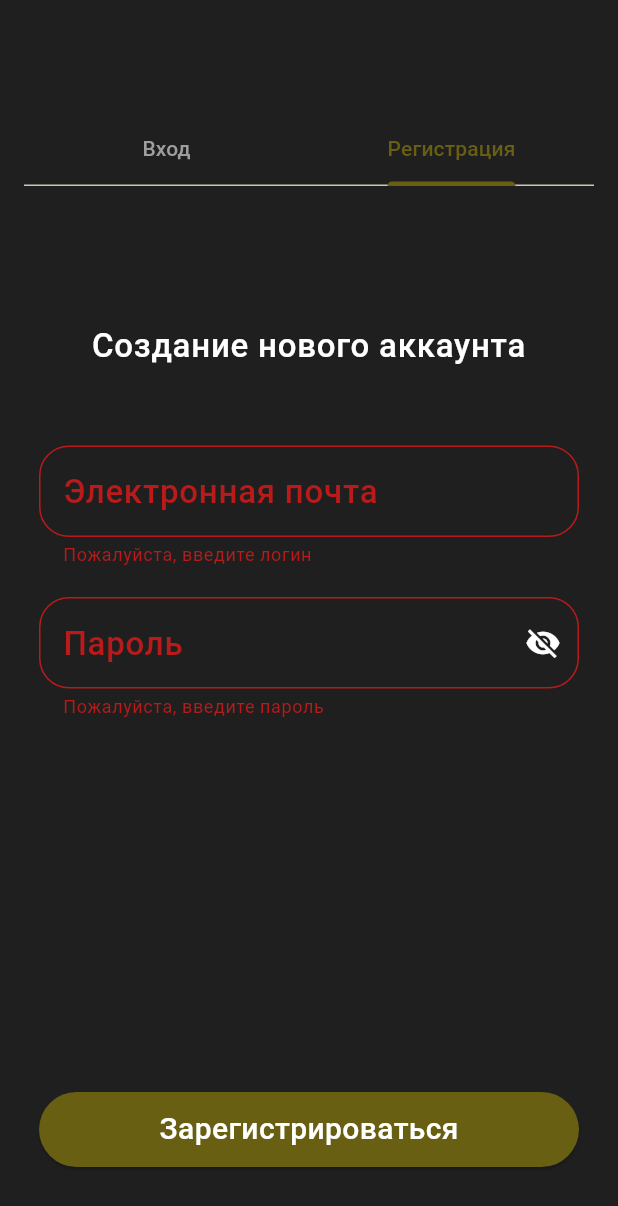
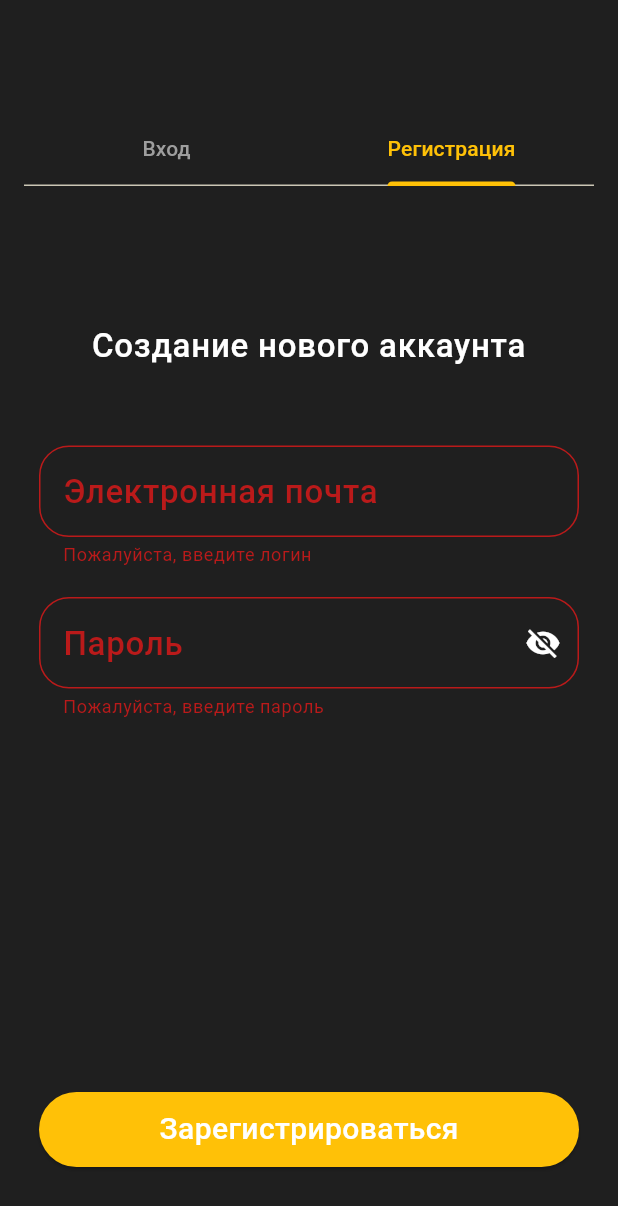
Before and after one commit to donuwave/smart-home-flutter, a Flutter app: the AuthScreen screen opened by its route, tab 2 chosen, after a tap on "Зарегистрироваться", on a phone screen of 412 x 824 dp. Shown: the top 1206 px of the screen. Run offline on Flutter 3.47's test engine with Material 3 defaults, Android fonts, the phone set to English and light mode, and no system bars; our stand-ins replace firebase_core, firebase_messaging, flutter_secure_storage; missing offline and left inert: mjpeg_stream; accounts and stored records are empty; network calls fail.

```diff
--- a/lib/entities/auth/service/auth_service.dart
+++ b/lib/entities/auth/service/auth_service.dart
@@ -28,7 +28,7 @@ class AuthService {
     }
   }
 
-  Future<Map<String, dynamic>> register(String email, String password) async {
+  Future<AuthResponse> register(String email, String password) async {
     final response = await http.post(
       Uri.parse('$baseUrl/register'),
       headers: {'Content-Type': 'application/json'},
--- a/lib/entities/auth/store/token_store.dart
+++ b/lib/entities/auth/store/token_store.dart
@@ -6,17 +6,33 @@ class TokenManager {
   static Future<void> saveTokens(
     String accessToken,
     String refreshToken,
+    int userId,
   ) async {
     await _storage.write(key: 'accessToken', value: accessToken);
     await _storage.write(key: 'refreshToken', value: refreshToken);
+    await _storage.write(key: "user_id", value: userId.toString());
+  }
+
+  static Future<void> saveHomeId(int homeId) async {
+    await _storage.write(key: 'home_id', value: homeId.toString());
+  }
+
+  static Future<String?> getUserId() async {
+    return await _storage.read(key: "user_id");
   }
 
   static Future<String?> getAccessToken() async {
     return await _storage.read(key: 'accessToken');
   }
 
+  static Future<String?> getHomeId() async {
+    return await _storage.read(key: 'home_id');
+  }
+
   static Future<void> clearTokens() async {
     await _storage.delete(key: 'accessToken');
     await _storage.delete(key: 'refreshToken');
+    await _storage.delete(key: 'user_id');
+    await _storage.delete(key: 'home_id');
   }
 }
--- a/lib/entities/auth/widgets/auth_form/auth_form.dart
+++ b/lib/entities/auth/widgets/auth_form/auth_form.dart
@@ -38,8 +38,9 @@ class LoginFormState extends State<LoginForm> {
         await TokenManager.saveTokens(
           response.accessToken,
           response.refreshToken,
+          response.userId,
         );
-        Navigator.pushReplacementNamed(context, '/');
+        Navigator.pushReplacementNamed(context, '/home-list');
         ScaffoldMessenger.of(
           context,
         ).showSnackBar(const SnackBar(content: Text('Успешный вход!')));
@@ -159,7 +160,7 @@ class LoginFormState extends State<LoginForm> {
                   onPressed: () => login(context),
                   style: ButtonStyle(
                     backgroundColor: MaterialStateProperty.all(
-                      theme.colorScheme.primary,
+                      theme.primaryColor,
                     ),
                   ),
                   child: Text(
--- a/lib/entities/auth/widgets/auth_form/auth_response.dart
+++ b/lib/entities/auth/widgets/auth_form/auth_response.dart
@@ -1,17 +1,27 @@
 class AuthResponse {
   final String accessToken;
   final String refreshToken;
+  final int userId;
 
-  AuthResponse({required this.accessToken, required this.refreshToken});
+  AuthResponse({
+    required this.accessToken,
+    required this.refreshToken,
+    required this.userId,
+  });
 
   factory AuthResponse.fromJson(Map<String, dynamic> json) {
     return AuthResponse(
       accessToken: json['access_token'],
       refreshToken: json['refresh_token'],
+      userId: (json['user_id'] as num).toInt(),
     );
   }
 
   Map<String, dynamic> toJson() {
-    return {'access_token': accessToken, 'refresh_token': refreshToken};
+    return {
+      'access_token': accessToken,
+      'refresh_token': refreshToken,
+      'user_id': userId,
+    };
   }
 }
--- a/lib/entities/auth/widgets/auth_tab_bar/auth_tab_bar.dart
+++ b/lib/entities/auth/widgets/auth_tab_bar/auth_tab_bar.dart
@@ -17,9 +17,9 @@ class AuthTabBar extends StatelessWidget {
     return TabBar(
       controller: tabController,
       tabs: const [Tab(text: 'Вход'), Tab(text: 'Регистрация')],
-      labelColor: theme.colorScheme.primary,
+      labelColor: theme.primaryColor,
       unselectedLabelColor: Colors.grey,
-      indicatorColor: theme.colorScheme.primary,
+      indicatorColor: theme.primaryColor,
       physics: const NeverScrollableScrollPhysics(),
       onTap: (index) => pageController.jumpToPage(index),
     );
--- a/lib/entities/auth/widgets/registration_form/registration_form.dart
+++ b/lib/entities/auth/widgets/registration_form/registration_form.dart
@@ -1,5 +1,6 @@
 import 'package:flutter/material.dart';
 import 'package:smart_home/entities/auth/service/auth_service.dart';
+import 'package:smart_home/entities/auth/store/token_store.dart';
 
 class RegistrationForm extends StatefulWidget {
   final bool obscureText;
@@ -34,6 +35,12 @@ class RegistrationFormState extends State<RegistrationForm> {
 
       try {
         final response = await AuthService().register(login, password);
+        await TokenManager.saveTokens(
+          response.accessToken,
+          response.refreshToken,
+          response.userId,
+        );
+        Navigator.pushReplacementNamed(context, '/home-list');
         ScaffoldMessenger.of(
           context,
         ).showSnackBar(const SnackBar(content: Text('Успешный вход!')));
@@ -161,7 +168,7 @@ class RegistrationFormState extends State<RegistrationForm> {
                   onPressed: () => register(context),
                   style: ButtonStyle(
                     backgroundColor: MaterialStateProperty.all(
-                      theme.colorScheme.primary,
+                      theme.primaryColor,
                     ),
                   ),
                   child: Text(
--- a/lib/main.dart
+++ b/lib/main.dart
@@ -27,10 +27,12 @@ class MyApp extends StatelessWidget {
     return MaterialApp(
       title: 'Flutter Demo',
       theme: ThemeData(
+        primaryColor: Colors.amber,
         colorScheme: ColorScheme.fromSeed(seedColor: Colors.yellow),
         scaffoldBackgroundColor: Color.fromARGB(255, 31, 31, 31),
         appBarTheme: AppBarTheme(
           backgroundColor: Color.fromARGB(255, 31, 31, 31),
+          surfaceTintColor: const Color.fromARGB(255, 60, 59, 59),
           iconTheme: IconThemeData(color: Colors.white),
           titleTextStyle: TextStyle(
             color: Colors.white,
--- a/lib/shared/router.dart
+++ b/lib/shared/router.dart
@@ -1,20 +1,77 @@
 import 'package:flutter/material.dart';
 import 'package:smart_home/entities/auth/store/token_store.dart';
 import 'package:smart_home/screens/auth_screen/view/view.dart';
+import 'package:smart_home/screens/deices_screen/view/devices_screen.dart';
+import 'package:smart_home/screens/home_list_screen/home_list_screen.dart';
 import 'package:smart_home/screens/home_screen/view/view.dart';
+import 'package:smart_home/widgets/header/header.dart';
+import 'package:smart_home/widgets/navigation/navigation.dart';
 
 class AppRouter {
   static Route<dynamic> generateRoute(RouteSettings settings) {
     final accessToken = TokenManager.getAccessToken();
+    final homeId = TokenManager.getHomeId();
+
+    Widget wrapWithHeader(Widget page, String title) {
+      return Scaffold(appBar: Header(title: title), body: page);
+    }
+
+    if (accessToken == null) {
+      return MaterialPageRoute(builder: (_) => const AuthScreen());
+    }
+
+    if (homeId == null) {
+      return MaterialPageRoute(
+        builder:
+            (_) => wrapWithHeader(
+              const HomeListScreen(),
+              "Список доступных домов",
+            ),
+        settings: settings,
+      );
+    }
+
+    Widget wrapWithNav(Widget page) => NavigationBottomBar(child: page);
 
     switch (settings.name) {
       case '/':
         return MaterialPageRoute(
-          builder: (_) => accessToken != null ? HomeScreen() : AuthScreen(),
+          builder: (_) => wrapWithNav(const HomeScreen()),
+          settings: settings,
+        );
+
+      case '/home-list':
+        return MaterialPageRoute(
+          builder:
+              (_) => wrapWithHeader(
+                const HomeListScreen(),
+                "Список доступных домов",
+              ),
+          settings: settings,
+        );
+
+      case '/camers-list':
+        return MaterialPageRoute(
+          builder: (_) => wrapWithNav(const DevicesScreen()),
+          settings: settings,
+        );
+
+      case '/settings':
+        return MaterialPageRoute(
+          builder:
+              (_) => wrapWithNav(
+                const Center(
+                  child: Text('Настройки', style: TextStyle(fontSize: 24)),
+                ),
+              ),
+          settings: settings,
         );
 
       case '/login':
-        return MaterialPageRoute(builder: (_) => AuthScreen());
+        return MaterialPageRoute(
+          builder: (_) => const AuthScreen(),
+          settings: settings,
+        );
 
       default:
         return MaterialPageRoute(
@@ -24,6 +81,7 @@ class AppRouter {
                   child: Text('No route defined for ${settings.name}'),
                 ),
               ),
+          settings: settings,
         );
     }
   }
--- /dev/null
+++ b/lib/widgets/header/header.dart
@@ -0,0 +1,87 @@
+import 'package:flutter/material.dart';
+import 'package:smart_home/entities/profile/service/profile_service.dart';
+
+class Header extends StatefulWidget implements PreferredSizeWidget {
+  final String title;
+  const Header({super.key, required this.title});
+
+  @override
+  Size get preferredSize => const Size.fromHeight(70);
+
+  @override
+  State<Header> createState() => _HeaderState();
+}
+
+class _HeaderState extends State<Header> {
+  final _profileService = ProfileService();
+  String? _firstName;
+  bool _loading = true;
+
+  @override
+  void initState() {
+    super.initState();
+    _loadProfile();
+  }
+
+  Future<void> _loadProfile() async {
+    try {
+      final profile = await _profileService.getProfile();
+      if (!mounted) return;
+
+      setState(() {
+        _firstName = profile.firstName;
+        _loading = false;
+      });
+    } catch (_) {
+      if (mounted) setState(() => _loading = false);
+    }
+  }
+
+  @override
+  Widget build(BuildContext context) {
+    final theme = Theme.of(context);
+
+    return AppBar(
+      toolbarHeight: 122,
+      backgroundColor: theme.appBarTheme.backgroundColor,
+      automaticallyImplyLeading: false,
+      elevation: 0,
+      title: Text(widget.title, style: theme.appBarTheme.titleTextStyle),
+      actions: [
+        Padding(
+          padding: const EdgeInsets.only(right: 12),
+          child: InkWell(
+            borderRadius: BorderRadius.circular(28),
+            onTap: () {
+              // здесь переход на экран профиля
+            },
+            child: Column(
+              mainAxisAlignment: MainAxisAlignment.center,
+              children: [
+                CircleAvatar(
+                  radius: 14,
+                  backgroundColor: theme.primaryColor,
+                  child: Icon(
+                    Icons.person,
+                    size: 18,
+                    color: theme.colorScheme.onSecondary,
+                  ),
+                ),
+                const SizedBox(height: 2),
+                Text(
+                  _loading ? '' : (_firstName ?? ''),
+                  style: theme.textTheme.labelSmall?.copyWith(fontSize: 16),
+                  overflow: TextOverflow.ellipsis,
+                ),
+              ],
+            ),
+          ),
+        ),
+      ],
+      bottom: PreferredSize(
+        preferredSize: const Size.fromHeight(1),
+        child: Container(height: 1, color: theme.dividerColor),
+      ),
+    );
+  }
+}
--- /dev/null
+++ b/lib/widgets/navigation/navigation.dart
@@ -0,0 +1,43 @@
+import 'package:flutter/material.dart';
+import 'package:smart_home/widgets/header/header.dart';
+
+class NavigationBottomBar extends StatelessWidget {
+  final Widget child;
+  const NavigationBottomBar({Key? key, required this.child}) : super(key: key);
+
+  static const _paths = ['/', '/camers-list', '/settings'];
+  static const _titles = ['Главная', 'Устройства', 'Настройки'];
+  static const _icons = [Icons.home, Icons.videocam, Icons.settings];
+
+  @override
+  Widget build(BuildContext context) {
+    final routeName = ModalRoute.of(context)?.settings.name ?? '/';
+    final currentIndex = _paths.indexOf(routeName).clamp(0, _paths.length - 1);
+    final theme = Theme.of(context);
+
+    return Scaffold(
+      appBar: Header(title: _titles[currentIndex]),
+      body: child,
+      bottomNavigationBar: Column(
+        mainAxisSize: MainAxisSize.min,
+        children: [
+          const Divider(height: 1, thickness: 1, color: Colors.white),
+          BottomNavigationBar(
+            currentIndex: currentIndex,
+            backgroundColor: theme.appBarTheme.backgroundColor,
+            selectedItemColor: Colors.amber,
+            unselectedItemColor: Colors.white70,
+            onTap: (i) => Navigator.pushReplacementNamed(context, _paths[i]),
+            items: List.generate(
+              _paths.length,
+              (i) => BottomNavigationBarItem(
+                icon: Icon(_icons[i]),
+                label: _titles[i],
+              ),
+            ),
+          ),
+        ],
+      ),
+    );
+  }
+}
```
Also changed, not shown: lib/entities/home/service/home_response.dart (added, +26 -0 lines), lib/entities/home/service/home_service.dart (added, +57 -0 lines), lib/entities/profile/service/profile_response.dart (added, +35 -0 lines), lib/entities/profile/service/profile_service.dart (added, +33 -0 lines), lib/screens/deices_screen/view/devices_screen.dart (added, +22 -0 lines), lib/screens/home_list_screen/home_list_screen.dart (added, +119 -0 lines), lib/screens/home_screen/view/home_screen.dart (+39 -12 lines).
